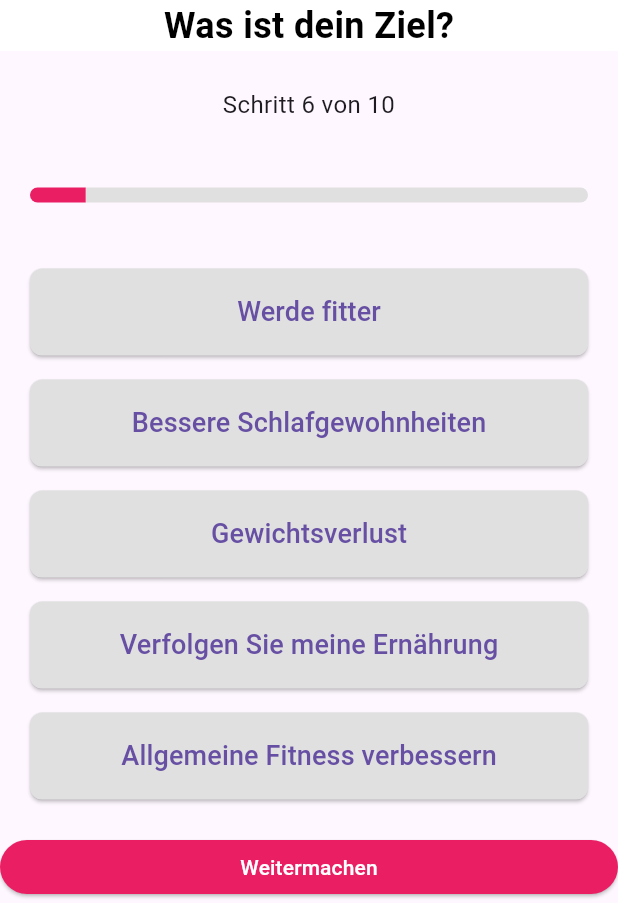
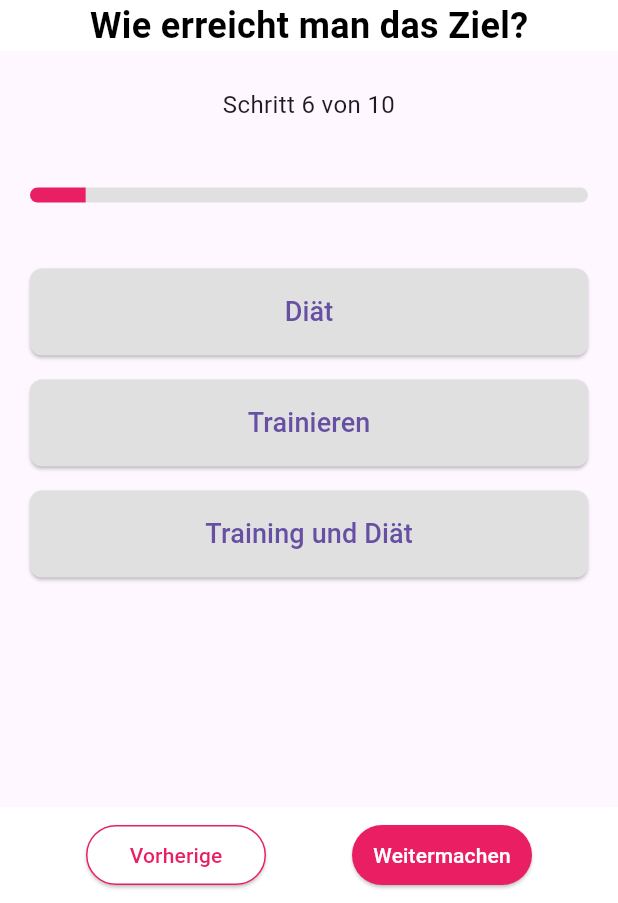
Before and after one commit to akurtovic4/gymbro, a Flutter app: the screen it shows after launch, on a phone screen of 412 x 824 dp, the part 333-1236 px from its top. Run offline on Flutter 3.47's test engine with Material 3 defaults, Android fonts, the light colour scheme and no system bars.

Commit message:
ZielDrei window

```diff
--- a/lib/ZielDrei.dart
+++ b/lib/ZielDrei.dart
@@ -0,0 +1,211 @@
+import 'package:flutter/material.dart';
+
+class ZielDrei extends StatefulWidget {
+  @override
+  _ZielDreiState createState() => _ZielDreiState();
+}
+
+class _ZielDreiState extends State<ZielDrei> {
+  List<String> _selectedInterests = []; // Lista odabranih interesa
+
+  @override
+  Widget build(BuildContext context) {
+    return Scaffold(
+      body: Column(
+        crossAxisAlignment: CrossAxisAlignment.stretch,
+        children: [
+          Expanded(
+            child: SingleChildScrollView(
+              child: Column(
+                crossAxisAlignment: CrossAxisAlignment.stretch,
+                children: [
+                  // Logo na jednoj četvrtini ekrana
+                  Container(
+                    height: MediaQuery.of(context).size.height / 4,
+                    decoration: BoxDecoration(
+                      image: DecorationImage(
+                        image: AssetImage('images/logo.png'),
+                        fit: BoxFit.cover,
+                      ),
+                    ),
+                  ),
+                  SizedBox(height: 16),
+                  Container(
+                    color: Colors.white,
+                    child: Center(
+                      child: Text(
+                        'Wie erreicht man das Ziel?',
+                        style: TextStyle(
+                          fontSize: 24,
+                          fontWeight: FontWeight.bold,
+                          color: Colors.black,
+                        ),
+                      ),
+                    ),
+                  ),
+                  SizedBox(height: 16),
+                  Padding(
+                    padding: const EdgeInsets.all(8.0),
+                    child: Text(
+                      'Schritt 6 von 10',
+                      textAlign: TextAlign.center,
+                      style: TextStyle(
+                        fontSize: 16,
+                      ),
+                    ),
+                  ),
+                  SizedBox(height: 36),
+                  // Progress bar
+                  Container(
+                    margin: EdgeInsets.symmetric(horizontal: 20),
+                    height: 10,
+                    child: Row(
+                      children: [
+                        // Prvi segment u rozoj boji
+                        Expanded(
+                          child: Container(
+                            decoration: BoxDecoration(
+                              color: Colors.pink,
+                              borderRadius: BorderRadius.horizontal(left: Radius.circular(5)),
+                            ),
+                          ),
+                        ),
+                        // Ostali segmenti u sivoj boji
+                        Expanded(
+                          flex: 9, // 11 sivih segmenata
+                          child: Container(
+                            decoration: BoxDecoration(
+                              color: Colors.grey[300],
+                              borderRadius: BorderRadius.horizontal(right: Radius.circular(5)),
+                            ),
+                          ),
+                        ),
+                      ],
+                    ),
+                  ),
+                  SizedBox(height: 36),
+                  // Dugmad za izbor interesa
+                  Column(
+                    crossAxisAlignment: CrossAxisAlignment.stretch,
+                    children: [
+                      _interestButton('Diät'),
+                      _interestButton('Trainieren'),
+                      _interestButton('Training und Diät'),
+
+
+                    ],
+                  ),
+                  SizedBox(height: 20),
+                ],
+              ),
+            ),
+          ),
+        ],
+      ),
+      bottomNavigationBar: Container(
+        padding: EdgeInsets.symmetric(vertical: 8),
+        color: Colors.white,
+        child: Row(
+          mainAxisAlignment: MainAxisAlignment.spaceEvenly,
+          children: [
+            // Dugme "Vorherige"
+            ElevatedButton(
+              onPressed: () {
+                // Logika za dugme "Vorherige"
+                print('Dugme Vorherige je pritisnuto.');
+              },
+              style: ButtonStyle(
+                backgroundColor: MaterialStateProperty.all(Colors.white),
+                // Bijela pozadina
+                padding: MaterialStateProperty.all(
+                  EdgeInsets.symmetric(horizontal: 12, vertical: 8),
+                ),
+                shape: MaterialStateProperty.all(
+                  RoundedRectangleBorder(
+                    borderRadius: BorderRadius.circular(20),
+                    // Zaobljeni rubovi
+                    side: BorderSide(color: Colors.pink), // Roze okvir
+                  ),
+                ),
+                fixedSize: MaterialStateProperty.all(
+                    Size(120, 40)), // Postavljanje fiksne veličine
+              ),
+              child: Text(
+                'Vorherige',
+                style: TextStyle(
+                  color: Colors.pink, // Roze slova
+                ),
+              ),
+            ),
+
+            // Dugme "Anmelden"
+            ElevatedButton(
+              onPressed: () {
+                // Logika za dugme "Weitermachen"
+                print(
+                    'Dugme Weitermachen je pritisnuto. Odabrani interesi: $_selectedInterests');
+              },
+              style: ButtonStyle(
+                backgroundColor: MaterialStateProperty.all(Colors.pink),
+                padding: MaterialStateProperty.all(
+                  EdgeInsets.symmetric(horizontal: 12, vertical: 8),
+                ),
+                shape: MaterialStateProperty.all(
+                  RoundedRectangleBorder(
+                    borderRadius: BorderRadius.circular(
+                        20), // Zaobljeni rubovi
+                  ),
+                ),
+                fixedSize: MaterialStateProperty.all(
+                    Size(120, 40)), // Postavljanje fiksne veličine
+              ),
+              child: Text(
+                'Weitermachen',
+                style: TextStyle(
+                  color: Colors.white,
+                ),
+              ),
+            ),
+          ],
+        ),
+      ),
+    );
+  }
+
+  Widget _interestButton(String text) {
+    bool isSelected = _selectedInterests.contains(text); // Provjera je li trenutni interes odabran
+
+    return Padding(
+      padding: const EdgeInsets.symmetric(horizontal: 20, vertical: 8),
+      child: ElevatedButton(
+        onPressed: () {
+          // Ažuriranje liste odabranih interesa
+          setState(() {
+            if (isSelected) {
+              _selectedInterests.remove(text); // Ako je odabrano, ukloni iz liste
+            } else {
+              _selectedInterests.add(text); // Inače, dodaj u listu
+            }
+          });
+        },
+        child: Text(
+          text,
+          style: TextStyle(fontSize: 18),
+        ),
+        style: ButtonStyle(
+          backgroundColor: MaterialStateProperty.all(isSelected ? Colors.pink : Colors.grey[300]), // Boja se mijenja ovisno o tome je li odabrana
+          padding: MaterialStateProperty.all(EdgeInsets.all(16)),
+          shape: MaterialStateProperty.all(RoundedRectangleBorder(
+            borderRadius: BorderRadius.circular(8),
+          )),
+        ),
+      ),
+    );
+  }
+}
+
+void main() {
+  runApp(MaterialApp(
+    home: ZielDrei(),
+  ));
+}
--- a/lib/main.dart
+++ b/lib/main.dart
@@ -13,6 +13,7 @@ import 'age.dart';
 import 'weight.dart';
 import 'height.dart';
 import 'Ziel.dart';
+import 'ZielDrei.dart';
 
 void main() => runApp(MyApp());
 
@@ -23,7 +24,7 @@ class MyApp extends StatelessWidget {
       debugShowCheckedModeBanner: false,
       initialRoute: '/',
       routes: {
-        '/': (context) => Ziel(),
+        '/': (context) => ZielDrei(),
         '/intro2': (context) => intro2(),
         '/intro3': (context) => intro3(),
         '/intro4': (context) => intro4(),
```
Also changed, not shown: lib/Ziel.dart (+57 -12 lines).
